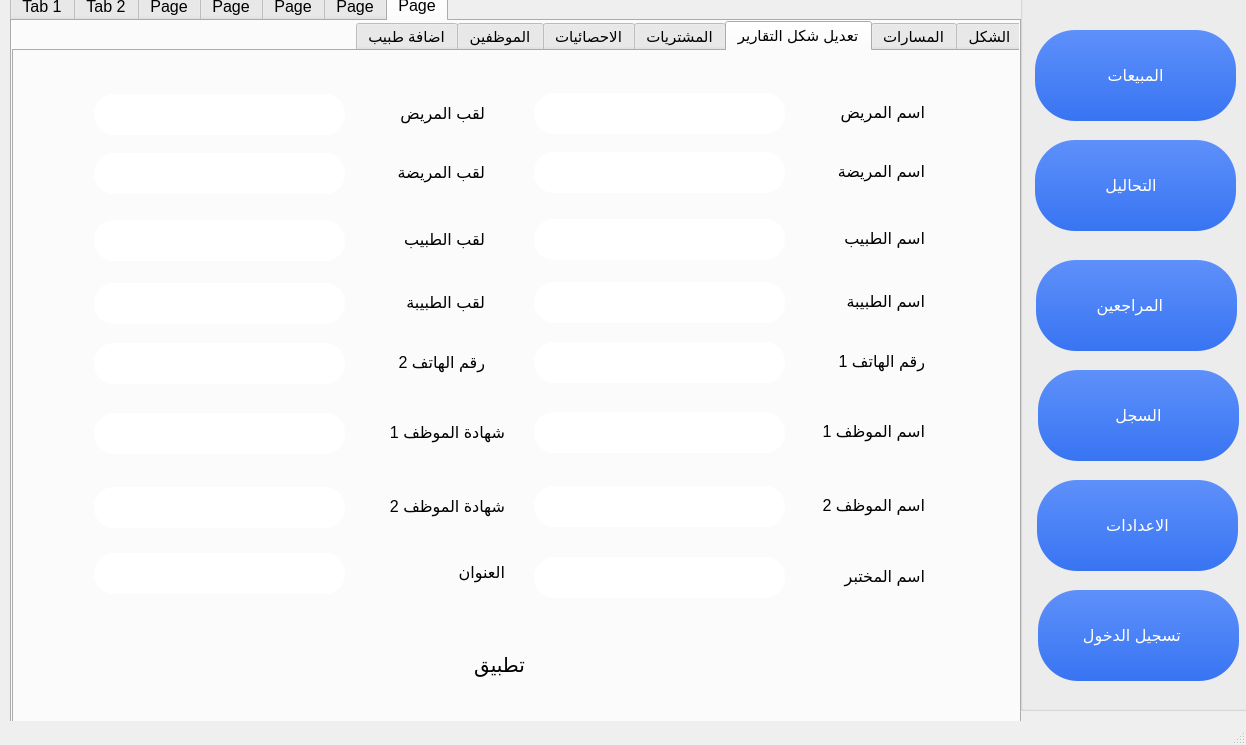
Old version of the form a tahlel project 2/design.ui in the repository ameer810/analyst-pyqt5-project.
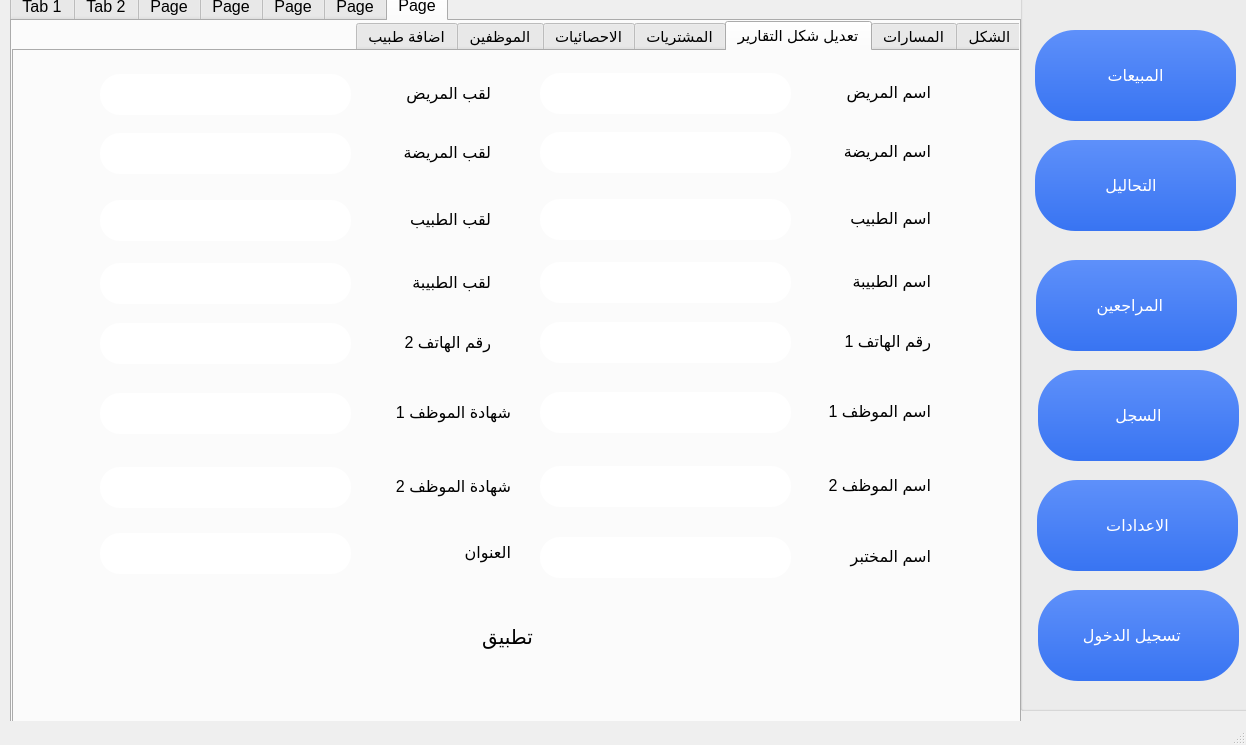
New version of the form. The open tabs and pages were chosen to show the change. Icons and pictures are not drawn.

Commit message: huiEjs$jdEDFr

What changed in the file:
```diff
--- a/a tahlel project 2/design.ui
+++ b/a tahlel project 2/design.ui
@@ -8554,43 +8554,13 @@
        <attribute name="title">
         <string>تعديل شكل التقارير</string>
        </attribute>
-       <widget class="QPushButton" name="pushButton_31">
-        <property name="enabled">
-         <bool>true</bool>
-        </property>
-        <property name="geometry">
-         <rect>
-          <x>260</x>
-          <y>578</y>
-          <width>451</width>
-          <height>71</height>
-         </rect>
-        </property>
-        <property name="font">
-         <font>
-          <family>Segoe UI</family>
-          <pointsize>15</pointsize>
-          <weight>50</weight>
-          <bold>false</bold>
-         </font>
-        </property>
-        <property name="cursor">
-         <cursorShape>PointingHandCursor</cursorShape>
-        </property>
-        <property name="styleSheet">
-         <string notr="true">border-radius:20px;</string>
-        </property>
-        <property name="text">
-         <string>تطبيق</string>
-        </property>
-       </widget>
        <widget class="QGroupBox" name="groupBox_14">
         <property name="geometry">
          <rect>
-          <x>60</x>
-          <y>20</y>
-          <width>881</width>
-          <height>541</height>
+          <x>0</x>
+          <y>0</y>
+          <width>1001</width>
+          <height>631</height>
          </rect>
         </property>
         <property name="styleSheet">
@@ -8605,7 +8575,7 @@
          </property>
          <property name="geometry">
           <rect>
-           <x>460</x>
+           <x>526</x>
            <y>22</y>
            <width>251</width>
            <height>41</height>
@@ -8629,7 +8599,7 @@
          </property>
          <property name="geometry">
           <rect>
-           <x>300</x>
+           <x>366</x>
            <y>17</y>
            <width>111</width>
            <height>51</height>
@@ -8653,7 +8623,7 @@
          </property>
          <property name="geometry">
           <rect>
-           <x>20</x>
+           <x>86</x>
            <y>272</y>
            <width>251</width>
            <height>41</height>
@@ -8677,7 +8647,7 @@
          </property>
          <property name="geometry">
           <rect>
-           <x>740</x>
+           <x>806</x>
            <y>75</y>
            <width>111</width>
            <height>51</height>
@@ -8701,7 +8671,7 @@
          </property>
          <property name="geometry">
           <rect>
-           <x>460</x>
+           <x>526</x>
            <y>486</y>
            <width>251</width>
            <height>41</height>
@@ -8725,7 +8695,7 @@
          </property>
          <property name="geometry">
           <rect>
-           <x>720</x>
+           <x>786</x>
            <y>409</y>
            <width>131</width>
            <height>51</height>
@@ -8749,7 +8719,7 @@
          </property>
          <property name="geometry">
           <rect>
-           <x>460</x>
+           <x>526</x>
            <y>81</y>
            <width>251</width>
            <height>41</height>
@@ -8773,7 +8743,7 @@
          </property>
          <property name="geometry">
           <rect>
-           <x>20</x>
+           <x>86</x>
            <y>482</y>
            <width>251</width>
            <height>41</height>
@@ -8797,7 +8767,7 @@
          </property>
          <property name="geometry">
           <rect>
-           <x>300</x>
+           <x>366</x>
            <y>206</y>
            <width>111</width>
            <height>51</height>
@@ -8821,7 +8791,7 @@
          </property>
          <property name="geometry">
           <rect>
-           <x>280</x>
+           <x>346</x>
            <y>336</y>
            <width>151</width>
            <height>51</height>
@@ -8845,7 +8815,7 @@
          </property>
          <property name="geometry">
           <rect>
-           <x>720</x>
+           <x>786</x>
            <y>335</y>
            <width>131</width>
            <height>51</height>
@@ -8869,7 +8839,7 @@
          </property>
          <property name="geometry">
           <rect>
-           <x>20</x>
+           <x>86</x>
            <y>342</y>
            <width>251</width>
            <height>41</height>
@@ -8893,7 +8863,7 @@
          </property>
          <property name="geometry">
           <rect>
-           <x>460</x>
+           <x>526</x>
            <y>148</y>
            <width>251</width>
            <height>41</height>
@@ -8917,7 +8887,7 @@
          </property>
          <property name="geometry">
           <rect>
-           <x>20</x>
+           <x>86</x>
            <y>23</y>
            <width>251</width>
            <height>41</height>
@@ -8941,7 +8911,7 @@
          </property>
          <property name="geometry">
           <rect>
-           <x>20</x>
+           <x>86</x>
            <y>416</y>
            <width>251</width>
            <height>41</height>
@@ -8965,7 +8935,7 @@
          </property>
          <property name="geometry">
           <rect>
-           <x>740</x>
+           <x>806</x>
            <y>205</y>
            <width>111</width>
            <height>51</height>
@@ -8989,7 +8959,7 @@
          </property>
          <property name="geometry">
           <rect>
-           <x>360</x>
+           <x>426</x>
            <y>476</y>
            <width>71</width>
            <height>51</height>
@@ -9013,7 +8983,7 @@
          </property>
          <property name="geometry">
           <rect>
-           <x>740</x>
+           <x>806</x>
            <y>142</y>
            <width>111</width>
            <height>51</height>
@@ -9037,7 +9007,7 @@
          </property>
          <property name="geometry">
           <rect>
-           <x>460</x>
+           <x>526</x>
            <y>211</y>
            <width>251</width>
            <height>41</height>
@@ -9061,7 +9031,7 @@
          </property>
          <property name="geometry">
           <rect>
-           <x>740</x>
+           <x>806</x>
            <y>265</y>
            <width>111</width>
            <height>51</height>
@@ -9085,7 +9055,7 @@
          </property>
          <property name="geometry">
           <rect>
-           <x>300</x>
+           <x>366</x>
            <y>266</y>
            <width>111</width>
            <height>51</height>
@@ -9109,7 +9079,7 @@
          </property>
          <property name="geometry">
           <rect>
-           <x>460</x>
+           <x>526</x>
            <y>271</y>
            <width>251</width>
            <height>41</height>
@@ -9133,7 +9103,7 @@
          </property>
          <property name="geometry">
           <rect>
-           <x>460</x>
+           <x>526</x>
            <y>341</y>
            <width>251</width>
            <height>41</height>
@@ -9157,7 +9127,7 @@
          </property>
          <property name="geometry">
           <rect>
-           <x>20</x>
+           <x>86</x>
            <y>212</y>
            <width>251</width>
            <height>41</height>
@@ -9181,7 +9151,7 @@
          </property>
          <property name="geometry">
           <rect>
-           <x>460</x>
+           <x>526</x>
            <y>415</y>
            <width>251</width>
            <height>41</height>
@@ -9205,7 +9175,7 @@
          </property>
          <property name="geometry">
           <rect>
-           <x>300</x>
+           <x>366</x>
            <y>143</y>
            <width>111</width>
            <height>51</height>
@@ -9229,7 +9199,7 @@
          </property>
          <property name="geometry">
           <rect>
-           <x>300</x>
+           <x>366</x>
            <y>76</y>
            <width>111</width>
            <height>51</height>
@@ -9253,7 +9223,7 @@
          </property>
          <property name="geometry">
           <rect>
-           <x>280</x>
+           <x>346</x>
            <y>410</y>
            <width>151</width>
            <height>51</height>
@@ -9277,7 +9247,7 @@
          </property>
          <property name="geometry">
           <rect>
-           <x>20</x>
+           <x>86</x>
            <y>82</y>
            <width>251</width>
            <height>41</height>
@@ -9301,7 +9271,7 @@
          </property>
          <property name="geometry">
           <rect>
-           <x>20</x>
+           <x>86</x>
            <y>149</y>
            <width>251</width>
            <height>41</height>
@@ -9325,7 +9295,7 @@
          </property>
          <property name="geometry">
           <rect>
-           <x>740</x>
+           <x>806</x>
            <y>16</y>
            <width>111</width>
            <height>51</height>
@@ -9349,7 +9319,7 @@
          </property>
          <property name="geometry">
           <rect>
-           <x>740</x>
+           <x>806</x>
            <y>480</y>
            <width>111</width>
            <height>51</height>
@@ -9367,6 +9337,36 @@
           <string>اسم المختبر</string>
          </property>
         </widget>
+        <widget class="QPushButton" name="pushButton_31">
+         <property name="enabled">
+          <bool>true</bool>
+         </property>
+         <property name="geometry">
+          <rect>
+           <x>268</x>
+           <y>550</y>
+           <width>451</width>
+           <height>71</height>
+          </rect>
+         </property>
+         <property name="font">
+          <font>
+           <family>Segoe UI</family>
+           <pointsize>15</pointsize>
+           <weight>50</weight>
+           <bold>false</bold>
+          </font>
+         </property>
+         <property name="cursor">
+          <cursorShape>PointingHandCursor</cursorShape>
+         </property>
+         <property name="styleSheet">
+          <string notr="true">border-radius:20px;</string>
+         </property>
+         <property name="text">
+          <string>تطبيق</string>
+         </property>
+        </widget>
        </widget>
       </widget>
       <widget class="QWidget" name="tab_15">
```
Left out of the diff: 27 changed lines with no effect on the pictures. The commit also changes 2 other files.
